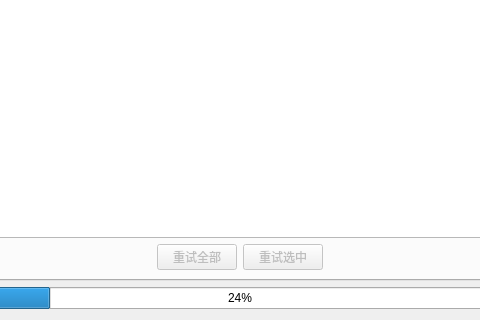
Above: ui/downloadqueuedialog.ui from jing332/xmly-downloader-qt5 before the change; both pictures show x 135 to 615 and y 230 to 550 of the 750 by 550 pixel window. Below: the same form after it.
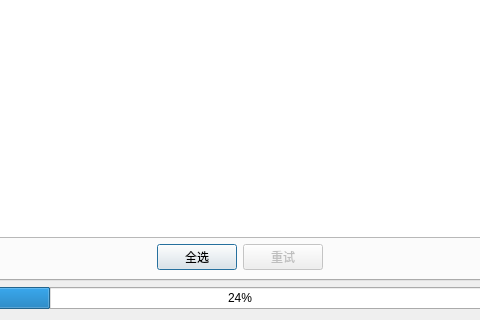
That is the form after the change. The open tabs and pages were chosen to show the change.

Patch:
```diff
--- a/ui/downloadqueuedialog.ui
+++ b/ui/downloadqueuedialog.ui
@@ -64,10 +64,10 @@
          <item alignment="Qt::AlignHCenter">
           <widget class="QPushButton" name="retryAllBtn">
            <property name="enabled">
-            <bool>false</bool>
+            <bool>true</bool>
            </property>
            <property name="text">
-            <string>重试全部</string>
+            <string>全选</string>
            </property>
           </widget>
          </item>
@@ -77,7 +77,7 @@
             <bool>false</bool>
            </property>
            <property name="text">
-            <string>重试选中</string>
+            <string>重试</string>
            </property>
           </widget>
          </item>
```
Left out of the diff: 4 changed lines with no effect on the pictures.
